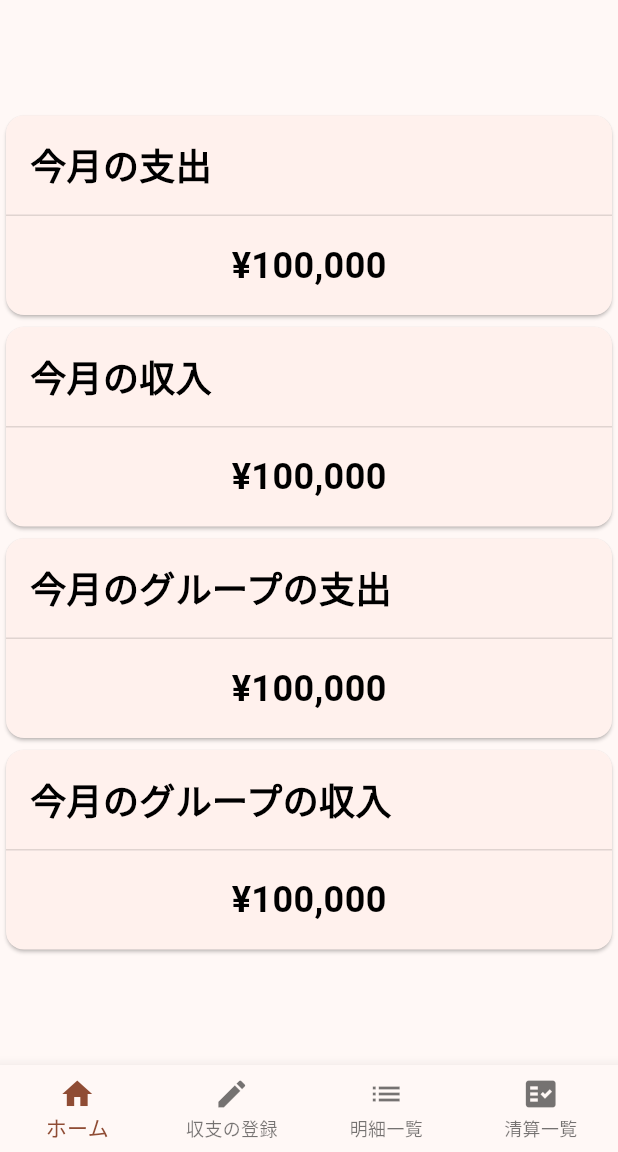
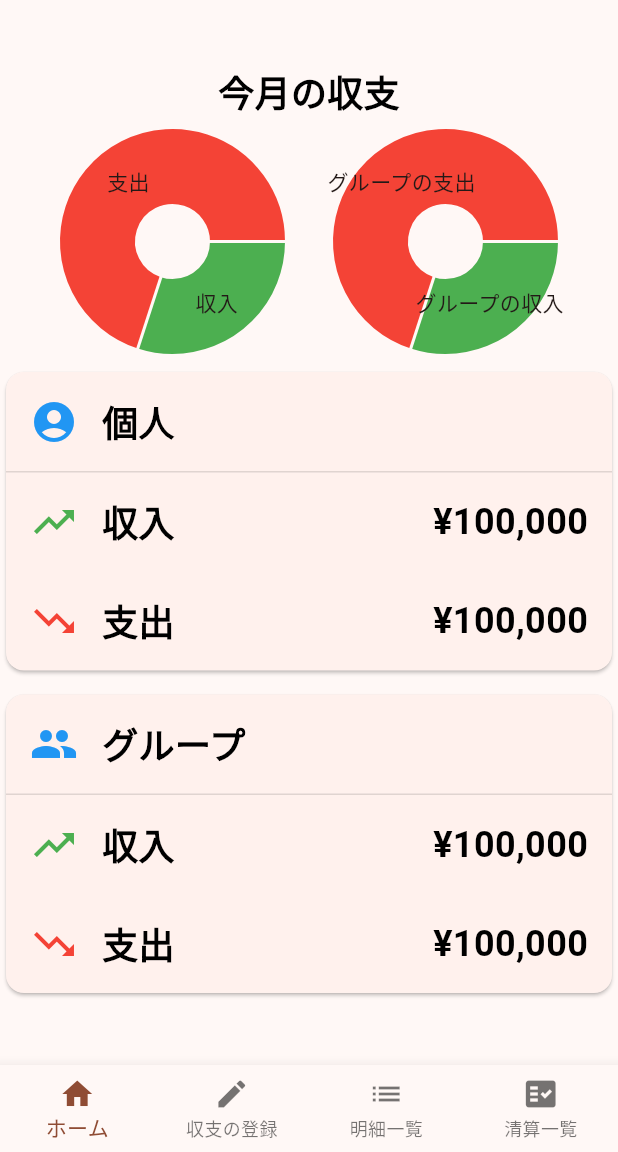
Before and after one commit to koichirokudo/sharing_household_expenses, a Flutter app: the screen it shows after launch, on a phone screen of 412 x 824 dp, the part 84-1236 px from its top. Run offline on Flutter 3.47's test engine with Material 3 defaults, Android fonts, the phone set to English and light mode, and no system bars; drawn by our look-alikes of fl_chart; Roboto replaces fonts that are missing (MPLUS1p).

Commit message:
ホーム画面のレイアウト追加

```diff
--- a/lib/src/pages/home_page.dart
+++ b/lib/src/pages/home_page.dart
@@ -1,3 +1,4 @@
+import 'package:fl_chart/fl_chart.dart';
 import 'package:flutter/material.dart';
 import 'package:sharing_household_expenses/src/pages/user_page.dart';
 
@@ -35,27 +36,115 @@ class HomePageState extends State<HomePage> {
         ],
       ),
       body: Column(mainAxisAlignment: MainAxisAlignment.center, children: [
-        // 今月の支出
-        Card(
-          child: Column(
-            children: [
-              Container(
-                alignment: Alignment.topLeft,
-                padding: const EdgeInsets.all(16.0),
-                child: const Text(
-                  '今月の支出',
+        const Text(
+          '今月の収支',
           style: TextStyle(
             fontSize: 24,
             fontWeight: FontWeight.bold,
             color: Colors.black,
           ),
         ),
+        Padding(
+          padding: const EdgeInsets.all(8.0),
+          child: Row(
+            mainAxisAlignment: MainAxisAlignment.spaceEvenly,
+            children: [
+              SizedBox(
+                width: 150,
+                height: 150,
+                child: PieChart(
+                  PieChartData(
+                    sections: [
+                      PieChartSectionData(
+                        color: Colors.green,
+                        value: 0.3,
+                        title: '収入',
+                        radius: 50,
+                      ),
+                      PieChartSectionData(
+                        color: Colors.red,
+                        value: 0.7,
+                        title: '支出',
+                        radius: 50,
+                      ),
+                    ],
+                  ),
+                ),
+              ),
+              SizedBox(
+                width: 150,
+                height: 150,
+                child: PieChart(
+                  PieChartData(
+                    sections: [
+                      PieChartSectionData(
+                        color: Colors.green,
+                        value: 0.3,
+                        title: 'グループの収入',
+                        radius: 50,
+                      ),
+                      PieChartSectionData(
+                        color: Colors.red,
+                        value: 0.7,
+                        title: 'グループの支出',
+                        radius: 50,
+                      ),
+                    ],
+                  ),
+                ),
+              ),
+            ],
+          ),
+        ),
+        // 個人の収支
+        Card(
+          child: Column(
+            children: [
+              Padding(
+                padding: const EdgeInsets.all(16.0),
+                child:
+                    Row(mainAxisAlignment: MainAxisAlignment.start, children: [
+                  const Icon(
+                    Icons.account_circle,
+                    color: Colors.blue,
+                    size: 32,
+                  ),
+                  const SizedBox(width: 16),
+                  const Text(
+                    '個人',
+                    style: TextStyle(
+                      fontSize: 24,
+                      fontWeight: FontWeight.bold,
+                      color: Colors.black,
+                    ),
+                  ),
+                ]),
               ),
               const Divider(height: 1, color: Colors.black12),
-              Container(
-                alignment: Alignment.center,
+              Padding(
                 padding: const EdgeInsets.all(16.0),
-                child: const Text(
+                child: Row(
+                  mainAxisAlignment: MainAxisAlignment.spaceBetween,
+                  children: [
+                    Row(
+                      children: [
+                        const Icon(
+                          Icons.trending_up,
+                          color: Colors.green,
+                          size: 32,
+                        ),
+                        const SizedBox(width: 16),
+                        const Text(
+                          '収入',
+                          style: TextStyle(
+                            fontSize: 24,
+                            fontWeight: FontWeight.bold,
+                            color: Colors.black,
+                          ),
+                        ),
+                      ],
+                    ),
+                    const Text(
                       '¥100,000',
                       style: TextStyle(
                         fontSize: 24,
@@ -63,31 +152,33 @@ class HomePageState extends State<HomePage> {
                         color: Colors.black,
                       ),
                     ),
-              ),
                   ],
                 ),
               ),
-        // 今月の収入
-        Card(
-          child: Column(
+              Padding(
+                padding: const EdgeInsets.all(16.0),
+                child: Row(
+                  mainAxisAlignment: MainAxisAlignment.spaceBetween,
                   children: [
-              Container(
-                alignment: Alignment.topLeft,
-                padding: const EdgeInsets.all(16.0),
-                child: const Text(
-                  '今月の収入',
+                    Row(
+                      children: [
+                        const Icon(
+                          Icons.trending_down,
+                          color: Colors.red,
+                          size: 32,
+                        ),
+                        const SizedBox(width: 16),
+                        const Text(
+                          '支出',
                           style: TextStyle(
                             fontSize: 24,
                             fontWeight: FontWeight.bold,
                             color: Colors.black,
                           ),
                         ),
+                      ],
                     ),
-              const Divider(height: 1, color: Colors.black12),
-              Container(
-                alignment: Alignment.center,
-                padding: const EdgeInsets.all(16.0),
-                child: const Text(
+                    const Text(
                       '¥100,000',
                       style: TextStyle(
                         fontSize: 24,
@@ -95,31 +186,62 @@ class HomePageState extends State<HomePage> {
                         color: Colors.black,
                       ),
                     ),
+                  ],
+                ),
               ),
             ],
           ),
         ),
-        // 今月グループの支出
+        const SizedBox(height: 8),
+        // グループの収支
         Card(
           child: Column(
             children: [
-              Container(
-                alignment: Alignment.topLeft,
+              Padding(
                 padding: const EdgeInsets.all(16.0),
-                child: const Text(
-                  '今月のグループの支出',
+                child:
+                    Row(mainAxisAlignment: MainAxisAlignment.start, children: [
+                  const Icon(
+                    Icons.group,
+                    color: Colors.blue,
+                    size: 32,
+                  ),
+                  const SizedBox(width: 16),
+                  const Text(
+                    'グループ',
                     style: TextStyle(
                       fontSize: 24,
                       fontWeight: FontWeight.bold,
                       color: Colors.black,
                     ),
                   ),
+                ]),
               ),
               const Divider(height: 1, color: Colors.black12),
-              Container(
-                alignment: Alignment.center,
+              Padding(
                 padding: const EdgeInsets.all(16.0),
-                child: const Text(
+                child: Row(
+                  mainAxisAlignment: MainAxisAlignment.spaceBetween,
+                  children: [
+                    Row(
+                      children: [
+                        const Icon(
+                          Icons.trending_up,
+                          color: Colors.green,
+                          size: 32,
+                        ),
+                        const SizedBox(width: 16),
+                        const Text(
+                          '収入',
+                          style: TextStyle(
+                            fontSize: 24,
+                            fontWeight: FontWeight.bold,
+                            color: Colors.black,
+                          ),
+                        ),
+                      ],
+                    ),
+                    const Text(
                       '¥100,000',
                       style: TextStyle(
                         fontSize: 24,
@@ -127,37 +249,41 @@ class HomePageState extends State<HomePage> {
                         color: Colors.black,
                       ),
                     ),
-              ),
                   ],
                 ),
               ),
-        // 今月グループの収入
-        Card(
-          child: Column(
+              Padding(
+                padding: const EdgeInsets.all(16.0),
+                child: Row(
+                  mainAxisAlignment: MainAxisAlignment.spaceBetween,
                   children: [
-              Container(
-                alignment: Alignment.topLeft,
-                padding: const EdgeInsets.all(16.0),
-                child: const Text(
-                  '今月のグループの収入',
+                    Row(
+                      children: [
+                        const Icon(
+                          Icons.trending_down,
+                          color: Colors.red,
+                          size: 32,
+                        ),
+                        const SizedBox(width: 16),
+                        const Text(
+                          '支出',
                           style: TextStyle(
                             fontSize: 24,
                             fontWeight: FontWeight.bold,
                             color: Colors.black,
                           ),
                         ),
+                      ],
                     ),
-              const Divider(height: 1, color: Colors.black12),
-              Container(
-                alignment: Alignment.center,
-                padding: const EdgeInsets.all(16.0),
-                child: const Text(
+                    const Text(
                       '¥100,000',
                       style: TextStyle(
                         fontSize: 24,
                         fontWeight: FontWeight.bold,
                         color: Colors.black,
                       ),
+                    ),
+                  ],
                 ),
               ),
             ],
```
Lines whose indentation alone changed are shown as unchanged.
